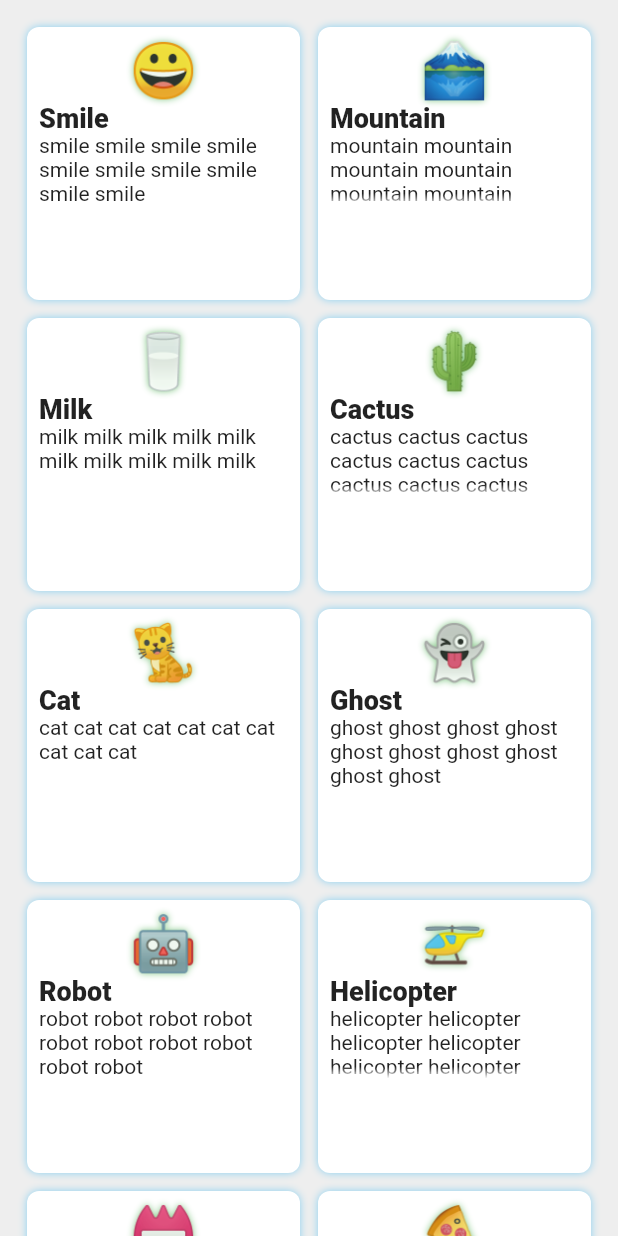
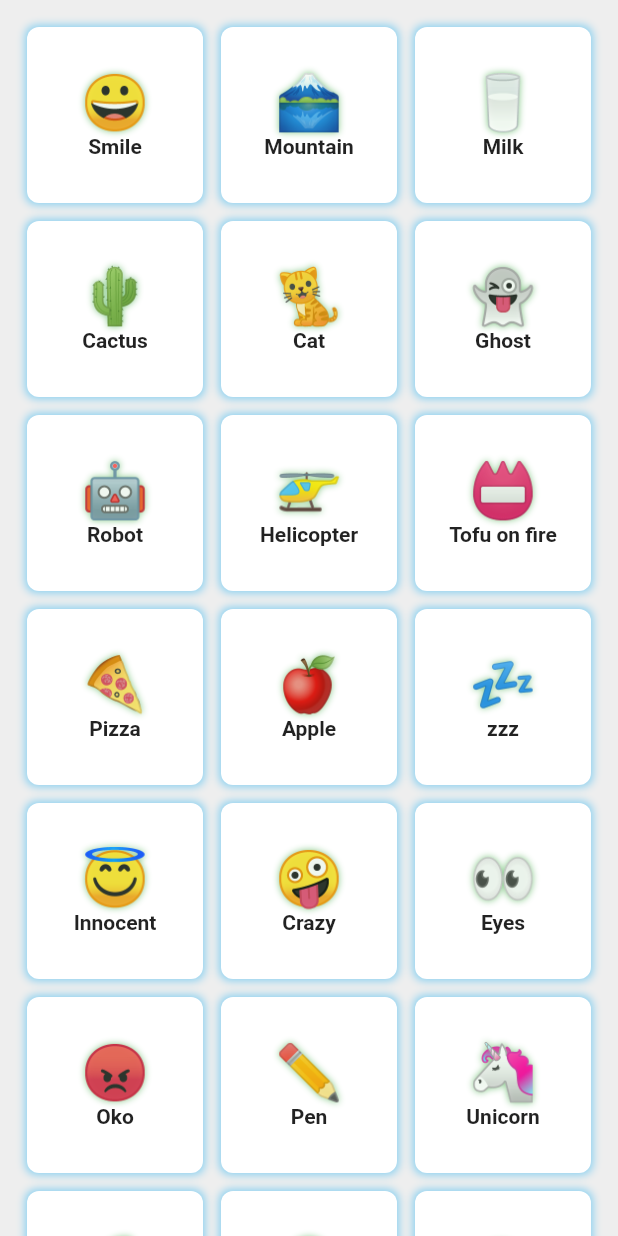
Before and after one commit to sidepelican/iosdc2021, a Flutter app: the screen it shows after launch, on a phone screen of 412 x 824 dp. Run offline on Flutter 3.47's test engine with Material 2 defaults, Android fonts, the phone set to English and light mode, and no system bars.

Commit message:
fix column size and add xcode config

```diff
--- a/flutter_emoji_mania/lib/main.dart
+++ b/flutter_emoji_mania/lib/main.dart
@@ -25,7 +25,7 @@ class RootPage extends StatelessWidget {
       padding: const EdgeInsets.all(18),
       crossAxisSpacing: 12,
       mainAxisSpacing: 12,
-      crossAxisCount: 2,
+      crossAxisCount: 3,
       children: <Widget>[
         EmojiCell(
           emoji: "😀",
@@ -112,8 +112,12 @@ class RootPage extends StatelessWidget {
           title: "Sushi",
         ),
         EmojiCell(
-          emoji: "🦀💥🦀",
-          title: "Kani no Kenka",
+          emoji: "🦀",
+          title: "Kani",
+        ),
+        EmojiCell(
+          emoji: "✌️",
+          title: "Scissor",
         ),
         EmojiCell(
           emoji: "👨‍👩‍👧‍👧",
@@ -126,6 +130,14 @@ class RootPage extends StatelessWidget {
         EmojiCell(
           emoji: "🍌",
           title: "Banana",
+        ),
+        EmojiCell(
+          emoji: "🎃",
+          title: "Halloween",
+        ),
+        EmojiCell(
+          emoji: "🌈",
+          title: "Rainbow",
         ),
         EmojiCell(
           emoji: "⚔️",
@@ -177,14 +189,15 @@ class EmojiCell extends StatelessWidget {
           BoxShadow(
             color: Colors.lightBlue.withAlpha(110),
             blurRadius: 4,
+            spreadRadius: 1,
           ),
         ],
       ),
       child: Column(
-        crossAxisAlignment: CrossAxisAlignment.start,
+        mainAxisAlignment: MainAxisAlignment.center,
+        crossAxisAlignment: CrossAxisAlignment.center,
         children: <Widget>[
-          Center(
-            child: Text(
+          Text(
             emoji,
             style: TextStyle(fontSize: 36, shadows: [
               Shadow(
@@ -193,13 +206,11 @@ class EmojiCell extends StatelessWidget {
               ),
             ]),
           ),
-          ),
           Text(
             title,
             overflow: TextOverflow.ellipsis,
-            style: const TextStyle(fontSize: 18, fontWeight: FontWeight.w800),
+            style: const TextStyle(fontSize: 14, fontWeight: FontWeight.bold),
           ),
-          Text(List.filled(10, title.toLowerCase()).join(" "), maxLines: 3, overflow: TextOverflow.fade),
         ],
       ),
     );
```
Also changed, not shown: 2 other files. Lines whose indentation alone changed are shown as unchanged.
